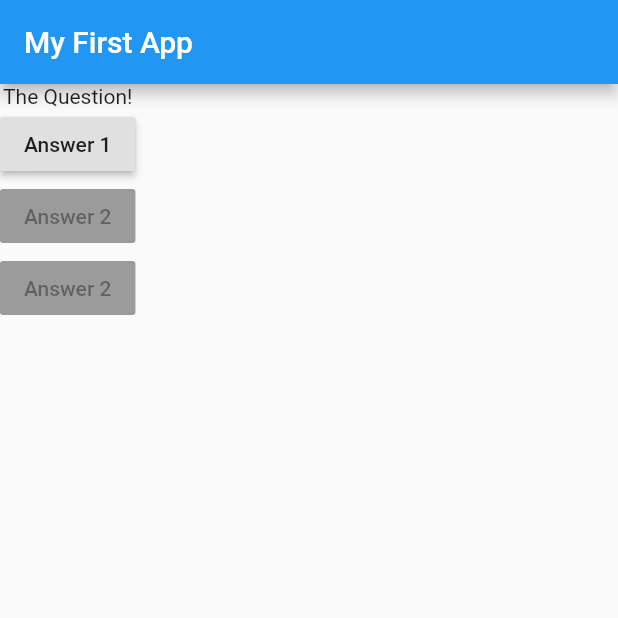
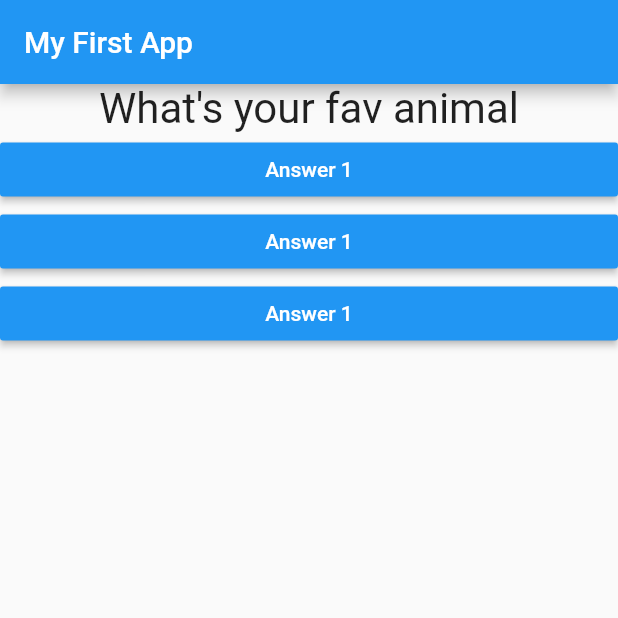
Before and after one commit to hamzzgab/Flutter-Course, a Flutter app: the screen it shows after launch, after a tap on "Answer 1", on a phone screen of 412 x 824 dp, the top half of it. Run offline on Flutter 3.47's test engine with Material 2 defaults, Android fonts, the phone set to English and light mode, and no system bars.

```diff
--- /dev/null
+++ b/quiz_app/lib/answer.dart
@@ -0,0 +1,22 @@
+import 'package:flutter/material.dart';
+
+class Answer extends StatelessWidget {
+  // Value has to be a function
+  final Function selectHandler;
+
+  //Constructor storing the function
+  Answer(this.selectHandler);
+
+  @override
+  Widget build(BuildContext context) {
+    return Container(
+        width: double.infinity,
+        child: RaisedButton(
+          color: Colors.blue,
+          textColor: Colors.white,
+          child: Text('Answer 1'),
+          // Using the function
+          onPressed: selectHandler,
+        ));
+  }
+}
--- a/quiz_app/lib/main.dart
+++ b/quiz_app/lib/main.dart
@@ -1,4 +1,6 @@
 import 'package:flutter/material.dart';
+import './question.dart';
+import './answer.dart';
 
 // void main() {
 //   runApp(MyApp());
@@ -6,14 +8,28 @@ import 'package:flutter/material.dart';
 
 void main() => runApp(MyApp());
 
-class MyApp extends StatelessWidget {
-  void answerQuestion() {
-    print('Answer Chosen!');
+class MyApp extends StatefulWidget {
+  @override
+  State<StatefulWidget> createState() {
+    return _MyAppState();
+  }
+}
+
+class _MyAppState extends State<MyApp> {
+  var _questionIndex = 0;
+
+  void _answerQuestion() {
+    setState(() {
+      _questionIndex++;
+    });
+    // print('Answer Chosen!');
+    print(_questionIndex);
   }
 
   @override
   Widget build(BuildContext context) {
     var questions = ["What's your fav color", "What's your fav animal"];
+
     return MaterialApp(
       home: Scaffold(
         appBar: AppBar(
@@ -21,19 +37,11 @@ class MyApp extends StatelessWidget {
         ),
         body: Column(
           children: <Widget>[
-            Text('The Question!'),
-            RaisedButton(
-              child: Text('Answer 1'),
-              onPressed: answerQuestion,
-            ),
-            RaisedButton(
-              child: Text('Answer 2'),
-              onPressed: null,
-            ),
-            RaisedButton(
-              child: Text('Answer 2'),
-              onPressed: null,
-            ),
+            // calls the question file
+            Question(questions[_questionIndex]),
+            Answer(_answerQuestion),
+            Answer(_answerQuestion),
+            Answer(_answerQuestion),
           ],
         ),
       ),
--- /dev/null
+++ b/quiz_app/lib/question.dart
@@ -0,0 +1,20 @@
+import 'package:flutter/material.dart';
+
+class Question extends StatelessWidget {
+  final String questionText;
+
+  Question(this.questionText);
+
+  @override
+  Widget build(BuildContext context) {
+    return Container(
+      width: double.infinity,
+      margin: EdgeInsets.only(),
+      child: Text(
+        questionText,
+        style: TextStyle(fontSize: 28),
+        textAlign: TextAlign.center,
+      ),
+    );
+  }
+}
```
